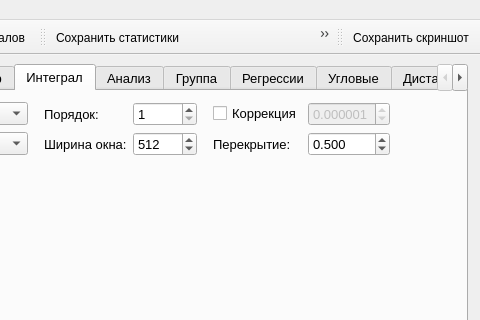
The window that gui/MainWindow.ui (Qinterfly/EvalSig) describes before a commit, drawn with Qt 5; both pictures show x 420 to 900 and y 0 to 320 of the 900 by 693 pixel window.
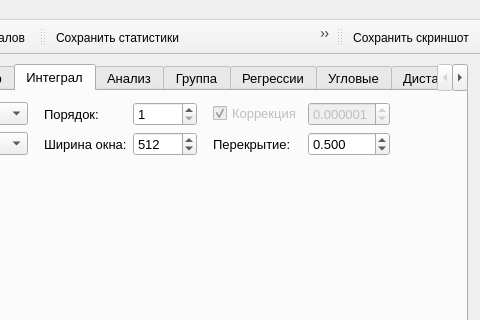
The same window after the commit. The open tabs and pages were chosen to show the change. Icons and pictures are not drawn. Custom widgets are drawn as their Qt base class.

What changed in the file:
```diff
--- a/gui/MainWindow.ui
+++ b/gui/MainWindow.ui
@@ -393,9 +393,15 @@
             </item>
             <item row="0" column="7">
              <widget class="QCheckBox" name="checkBoxIntegralCorrection">
+              <property name="enabled">
+               <bool>false</bool>
+              </property>
               <property name="text">
                <string>Коррекция</string>
               </property>
+              <property name="checked">
+               <bool>true</bool>
+              </property>
              </widget>
             </item>
             <item row="1" column="1">
```
Left out of the diff: 2 changed lines with no effect on the pictures.
